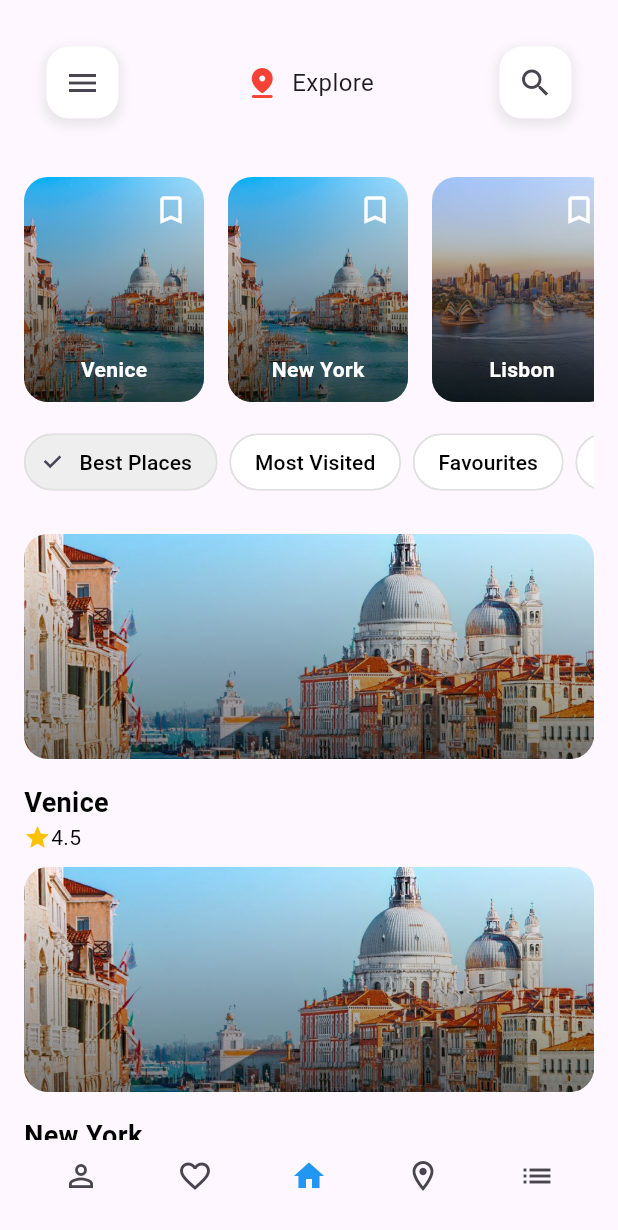
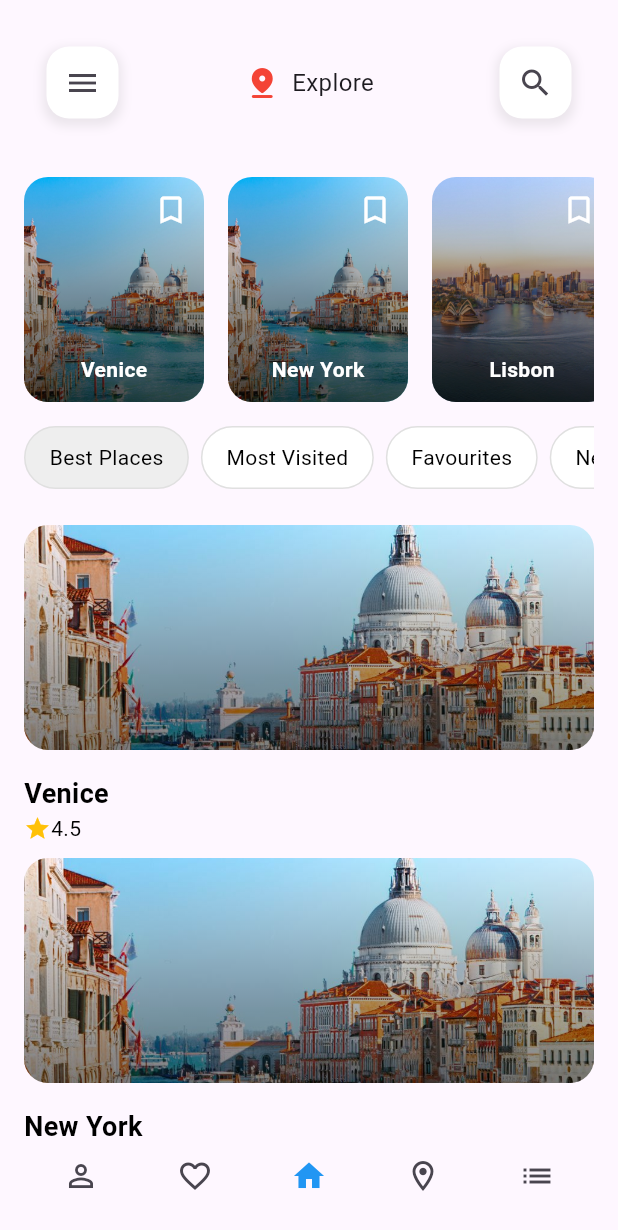
Before and after one commit to Ab0raya/practical_shit, a Flutter app: the HomeScreen screen opened directly, on a phone screen of 412 x 824 dp. Shown: the top 1230 px of the screen. Run offline on Flutter 3.47's test engine with Material 3 defaults, Android fonts, the phone set to English and light mode, and no system bars; our stand-ins replace get.

Commit message:
replace filter chip

```diff
--- a/lib/burger/view/welcome_screen.dart
+++ b/lib/burger/view/welcome_screen.dart
@@ -28,7 +28,6 @@ class WelcomeScreen extends StatelessWidget {
       child: Column(
         mainAxisAlignment: MainAxisAlignment.center,
         children: [
-          // Logo and burger image
           Container(
             height: 200,
             width: 200,
@@ -54,7 +53,6 @@ class WelcomeScreen extends StatelessWidget {
             ),
 
           const SizedBox(height: 40),
-          // App name
           const Text(
             'Hot & Fast Food',
             style: TextStyle(
@@ -65,7 +63,6 @@ class WelcomeScreen extends StatelessWidget {
             textAlign: TextAlign.center,
           ),
           const SizedBox(height: 16),
-          // Tagline
           Text(
             'Delicious food delivered to your doorstep',
             style: TextStyle(
--- a/lib/coffee/view/cart_view.dart
+++ b/lib/coffee/view/cart_view.dart
@@ -94,7 +94,7 @@ class CartItem extends StatelessWidget {
             onPressed: onIncrement,
             icon: const Icon(Icons.add, color: Colors.white),
           ),
-          // Use Obx to listen to changes in the quantity
+
           Obx(() => Text(
             '${coffee.quantity.value}',
             style: const TextStyle(fontSize: 20, color: Colors.white),
--- a/lib/coffee/view/coffee_view.dart
+++ b/lib/coffee/view/coffee_view.dart
@@ -138,7 +138,7 @@ class CoffeeView extends StatelessWidget {
               children: [
                 MaterialButton(
                   onPressed: () {
-                    // Add coffee with the selected quantity
+
                     controller.addToCartWithQuantity(coffee, tempQuantity.value);
                     Get.snackbar(
                       'Cart Updated',
--- a/lib/coffee/view/home_view.dart
+++ b/lib/coffee/view/home_view.dart
@@ -110,7 +110,6 @@ class _HomeViewState extends State<HomeView> {
             ),
             SizedBox(height: screenHeight * 0.02),
 
-            /// 🟧 Tab Bar using GetX
             Obx(() {
               return Row(
                 mainAxisAlignment: MainAxisAlignment.spaceBetween,
@@ -139,7 +138,6 @@ class _HomeViewState extends State<HomeView> {
 
             SizedBox(height: screenHeight * 0.02),
 
-            /// 🟧 View switching
             Obx(() {
               if (controller.currentIndex.value == 0) {
                 return Expanded(
@@ -196,7 +194,6 @@ class _HomeViewState extends State<HomeView> {
         ),
       ),
 
-      /// 🟧 Bottom Navigation using setState
       bottomNavigationBar: BottomNavigationBar(
         backgroundColor: Colors.white12,
         type: BottomNavigationBarType.fixed,
--- a/lib/travel/view/detail_screen.dart
+++ b/lib/travel/view/detail_screen.dart
@@ -17,7 +17,6 @@ class DetailScreen extends StatelessWidget {
 
         return Stack(
           children: [
-            // Header image
             Container(
               height: MediaQuery.of(context).size.height * 0.4,
               width: double.infinity,
@@ -29,7 +28,6 @@ class DetailScreen extends StatelessWidget {
               ),
             ),
 
-            // Content
             SingleChildScrollView(
               child: Column(
                 children: [
@@ -83,7 +81,7 @@ class DetailScreen extends StatelessWidget {
                             ),
                           ),
 
-                          SizedBox(
+                          const SizedBox(
                             height: 30,
                           ),
 
@@ -94,7 +92,7 @@ class DetailScreen extends StatelessWidget {
                                   height: 80,
                                   decoration: BoxDecoration(
                                     borderRadius: BorderRadius.circular(10),
-                                    image: DecorationImage(
+                                    image: const DecorationImage(
                                       image:
                                           AssetImage("assets/travel/city5.jpg"),
                                       fit: BoxFit.cover,
@@ -108,7 +106,7 @@ class DetailScreen extends StatelessWidget {
                                   height: 80,
                                   decoration: BoxDecoration(
                                     borderRadius: BorderRadius.circular(10),
-                                    image: DecorationImage(
+                                    image: const DecorationImage(
                                       image:
                                           AssetImage("assets/travel/city4.jpg"),
                                       fit: BoxFit.cover,
@@ -140,7 +138,7 @@ class DetailScreen extends StatelessWidget {
 
                           const SizedBox(height: 24),
 
-                          // Action buttons
+
                           Row(
                             children: [
                               Container(
@@ -192,7 +190,7 @@ class DetailScreen extends StatelessWidget {
               ),
             ),
 
-            // Back button and favorite
+
             SafeArea(
               child: Padding(
                 padding:
--- a/lib/travel/view/home_screen.dart
+++ b/lib/travel/view/home_screen.dart
@@ -6,6 +6,26 @@ import 'detail_screen.dart';
 
 class HomeScreen extends StatelessWidget {
   const HomeScreen({Key? key}) : super(key: key);
+
+  Widget buildChip(String label, bool isSelected) {
+    return GestureDetector(
+      onTap: () {
+      },
+      child: Container(
+        padding: const EdgeInsets.symmetric(horizontal: 16, vertical: 10),
+        margin: const EdgeInsets.only(right: 8),
+        decoration: BoxDecoration(
+          color: isSelected ? Colors.grey[200] : Colors.white,
+          borderRadius: BorderRadius.circular(30),
+          border: Border.all(color: Colors.grey[300]!),
+        ),
+        child: Text(
+          label,
+          style: const TextStyle(color: Colors.black),
+        ),
+      ),
+    );
+  }
 
   @override
   Widget build(BuildContext context) {
@@ -17,7 +37,6 @@ class HomeScreen extends StatelessWidget {
           padding: const EdgeInsets.all(16.0),
           child: Column(
             children: [
-              // Search and menu bar
               Row(
                 mainAxisAlignment: MainAxisAlignment.spaceBetween,
                 children: [
@@ -75,6 +94,7 @@ class HomeScreen extends StatelessWidget {
               ),
               const SizedBox(height: 24),
 
+
               SizedBox(
                 height: 150,
                 child: ListView.builder(
@@ -112,13 +132,13 @@ class HomeScreen extends StatelessWidget {
                                 ),
                               ),
                             ),
-                             Align(
+                            Align(
                               alignment: Alignment.bottomCenter,
                               child: Padding(
-                                padding: EdgeInsets.all(12.0),
+                                padding: const EdgeInsets.all(12.0),
                                 child: Text(
                                   city.name,
-                                  style: TextStyle(
+                                  style: const TextStyle(
                                     color: Colors.white,
                                     fontWeight: FontWeight.bold,
                                   ),
@@ -143,66 +163,21 @@ class HomeScreen extends StatelessWidget {
 
               const SizedBox(height: 16),
 
-              // Filter chips
               SingleChildScrollView(
                 scrollDirection: Axis.horizontal,
                 child: Row(
                   children: [
-                    FilterChip(
-                      label: const Text("Best Places"),
-                      selected: true,
-                      onSelected: (_) {},
-                      backgroundColor: Colors.white,
-                      selectedColor: Colors.grey[200],
-                      shape: RoundedRectangleBorder(
-                        borderRadius: BorderRadius.circular(30),
-                        side: BorderSide(color: Colors.grey[300]!),
-                      ),
-                      labelStyle: const TextStyle(color: Colors.black),
-                    ),
-                    const SizedBox(width: 8),
-                    FilterChip(
-                      label: const Text("Most Visited"),
-                      selected: false,
-                      onSelected: (_) {},
-                      backgroundColor: Colors.white,
-                      shape: RoundedRectangleBorder(
-                        borderRadius: BorderRadius.circular(30),
-                        side: BorderSide(color: Colors.grey[300]!),
-                      ),
-                      labelStyle: const TextStyle(color: Colors.black),
-                    ),
-                    const SizedBox(width: 8),
-                    FilterChip(
-                      label: const Text("Favourites"),
-                      selected: false,
-                      onSelected: (_) {},
-                      backgroundColor: Colors.white,
-                      shape: RoundedRectangleBorder(
-                        borderRadius: BorderRadius.circular(30),
-                        side: BorderSide(color: Colors.grey[300]!),
-                      ),
-                      labelStyle: const TextStyle(color: Colors.black),
-                    ),
-                    const SizedBox(width: 8),
-                    FilterChip(
-                      label: const Text("New"),
-                      selected: false,
-                      onSelected: (_) {},
-                      backgroundColor: Colors.white,
-                      shape: RoundedRectangleBorder(
-                        borderRadius: BorderRadius.circular(30),
-                        side: BorderSide(color: Colors.grey[300]!),
-                      ),
-                      labelStyle: const TextStyle(color: Colors.black),
-                    ),
+                    buildChip("Best Places", true),
+                    buildChip("Most Visited", false),
+                    buildChip("Favourites", false),
+                    buildChip("New", false),
                   ],
                 ),
               ),
 
               const SizedBox(height: 24),
 
-              // Featured cities
+
               Expanded(
                 child: ListView.builder(
                   itemCount: controller.cities.length,
@@ -236,17 +211,15 @@ class HomeScreen extends StatelessWidget {
                                     Colors.black.withOpacity(0.5),
                                   ],
                                 ),
-
                               ),
                             ),
                           ),
                           Column(
                             crossAxisAlignment: CrossAxisAlignment.start,
-                            mainAxisAlignment: MainAxisAlignment.end,
                             children: [
-                               Text(
+                              Text(
                                 city.name,
-                                style: TextStyle(
+                                style: const TextStyle(
                                   color: Colors.black,
                                   fontWeight: FontWeight.bold,
                                   fontSize: 18,
@@ -266,9 +239,7 @@ class HomeScreen extends StatelessWidget {
                               ),
                             ],
                           ),
-                          SizedBox(
-                            height: 10,
-                          ),
+                          const SizedBox(height: 10),
                         ],
                       ),
                     );
@@ -276,7 +247,7 @@ class HomeScreen extends StatelessWidget {
                 ),
               ),
 
-              // Bottom navigation
+
               Row(
                 mainAxisAlignment: MainAxisAlignment.spaceAround,
                 children: [
```
